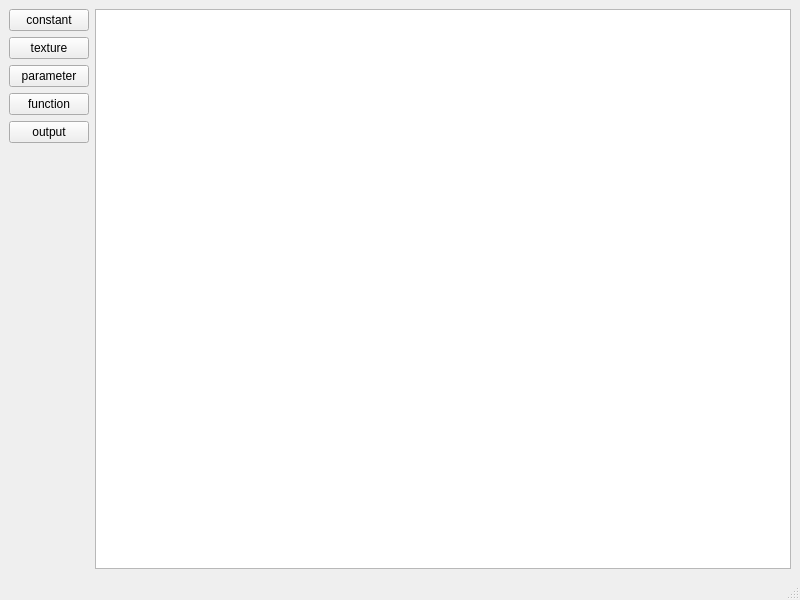
Qt form material_editor/mainwindow.ui (xaphier/Eternal-Lands) before a commit.
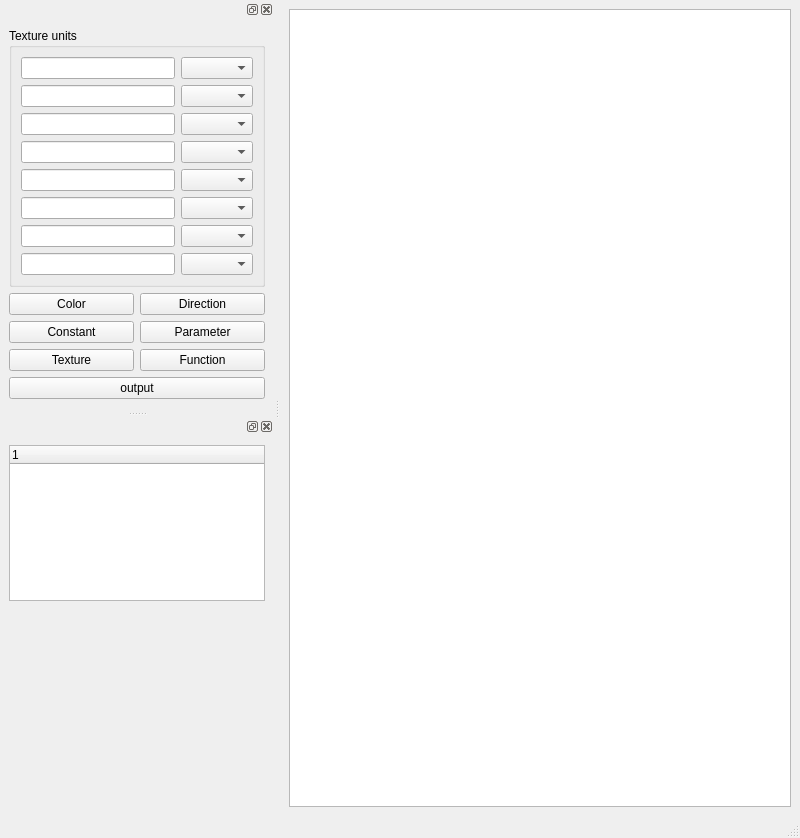
The same form after that commit.

The edit to the form file:
```diff
--- a/material_editor/mainwindow.ui
+++ b/material_editor/mainwindow.ui
@@ -7,7 +7,7 @@
     <x>0</x>
     <y>0</y>
     <width>800</width>
-    <height>600</height>
+    <height>838</height>
    </rect>
   </property>
   <property name="windowTitle">
@@ -15,63 +15,11 @@
   </property>
   <widget class="QWidget" name="centralwidget">
    <layout class="QHBoxLayout" name="horizontalLayout">
-    <item>
-     <layout class="QVBoxLayout" name="verticalLayout">
-      <item>
-       <widget class="QPushButton" name="constant_button">
-        <property name="text">
-         <string>constant</string>
-        </property>
-       </widget>
-      </item>
-      <item>
-       <widget class="QPushButton" name="texture_button">
-        <property name="text">
-         <string>texture</string>
-        </property>
-       </widget>
-      </item>
-      <item>
-       <widget class="QPushButton" name="parameter_button">
-        <property name="text">
-         <string>parameter</string>
-        </property>
-       </widget>
-      </item>
-      <item>
-       <widget class="QPushButton" name="function_button">
-        <property name="text">
-         <string>function</string>
-        </property>
-       </widget>
-      </item>
-      <item>
-       <widget class="QPushButton" name="output_button">
-        <property name="text">
-         <string>output</string>
-        </property>
-       </widget>
-      </item>
-      <item>
-       <spacer name="verticalSpacer">
-        <property name="orientation">
-         <enum>Qt::Vertical</enum>
-        </property>
-        <property name="sizeHint" stdset="0">
-         <size>
-          <width>20</width>
-          <height>40</height>
-         </size>
-        </property>
-       </spacer>
-      </item>
-     </layout>
-    </item>
     <item>
      <widget class="QGraphicsView" name="graphicsView">
       <property name="font">
        <font>
-        <pointsize>19</pointsize>
+        <pointsize>11</pointsize>
        </font>
       </property>
      </widget>
@@ -89,6 +37,162 @@
    </property>
   </widget>
   <widget class="QStatusBar" name="statusbar"/>
+  <widget class="QDockWidget" name="dockWidget">
+   <attribute name="dockWidgetArea">
+    <number>1</number>
+   </attribute>
+   <widget class="QWidget" name="dockWidgetContents">
+    <layout class="QGridLayout" name="gridLayout">
+     <item row="8" column="0" colspan="2">
+      <widget class="QPushButton" name="output_button">
+       <property name="text">
+        <string>output</string>
+       </property>
+      </widget>
+     </item>
+     <item row="9" column="0" colspan="2">
+      <spacer name="verticalSpacer">
+       <property name="orientation">
+        <enum>Qt::Vertical</enum>
+       </property>
+       <property name="sizeHint" stdset="0">
+        <size>
+         <width>20</width>
+         <height>40</height>
+        </size>
+       </property>
+      </spacer>
+     </item>
+     <item row="0" column="0" colspan="2">
+      <widget class="QGroupBox" name="groupBox">
+       <property name="title">
+        <string>Texture units</string>
+       </property>
+       <layout class="QGridLayout" name="gridLayout_2">
+        <item row="0" column="0">
+         <widget class="QLineEdit" name="texture_unit_name_0"/>
+        </item>
+        <item row="0" column="1">
+         <widget class="QComboBox" name="texture_unit_type_0"/>
+        </item>
+        <item row="1" column="0">
+         <widget class="QLineEdit" name="texture_unit_name_1"/>
+        </item>
+        <item row="2" column="0">
+         <widget class="QLineEdit" name="texture_unit_name_2"/>
+        </item>
+        <item row="3" column="0">
+         <widget class="QLineEdit" name="texture_unit_name_3"/>
+        </item>
+        <item row="4" column="0">
+         <widget class="QLineEdit" name="texture_unit_name_4"/>
+        </item>
+        <item row="5" column="0">
+         <widget class="QLineEdit" name="texture_unit_name_5"/>
+        </item>
+        <item row="6" column="0">
+         <widget class="QLineEdit" name="texture_unit_name_6"/>
+        </item>
+        <item row="7" column="0">
+         <widget class="QLineEdit" name="texture_unit_name_7"/>
+        </item>
+        <item row="1" column="1">
+         <widget class="QComboBox" name="texture_unit_type_1"/>
+        </item>
+        <item row="2" column="1">
+         <widget class="QComboBox" name="texture_unit_type_2"/>
+        </item>
+        <item row="3" column="1">
+         <widget class="QComboBox" name="texture_unit_type_3"/>
+        </item>
+        <item row="4" column="1">
+         <widget class="QComboBox" name="texture_unit_type_4"/>
+        </item>
+        <item row="5" column="1">
+         <widget class="QComboBox" name="texture_unit_type_5"/>
+        </item>
+        <item row="6" column="1">
+         <widget class="QComboBox" name="texture_unit_type_6"/>
+        </item>
+        <item row="7" column="1">
+         <widget class="QComboBox" name="texture_unit_type_7"/>
+        </item>
+       </layout>
+      </widget>
+     </item>
+     <item row="4" column="1">
+      <widget class="QPushButton" name="function_button">
+       <property name="text">
+        <string>Function</string>
+       </property>
+      </widget>
+     </item>
+     <item row="2" column="0">
+      <widget class="QPushButton" name="color_button">
+       <property name="text">
+        <string>Color</string>
+       </property>
+      </widget>
+     </item>
+     <item row="3" column="1">
+      <widget class="QPushButton" name="parameter_button">
+       <property name="text">
+        <string>Parameter</string>
+       </property>
+      </widget>
+     </item>
+     <item row="4" column="0">
+      <widget class="QPushButton" name="texture_button">
+       <property name="text">
+        <string>Texture</string>
+       </property>
+      </widget>
+     </item>
+     <item row="3" column="0">
+      <widget class="QPushButton" name="constant_button">
+       <property name="text">
+        <string>Constant</string>
+       </property>
+      </widget>
+     </item>
+     <item row="2" column="1">
+      <widget class="QPushButton" name="direction_button">
+       <property name="text">
+        <string>Direction</string>
+       </property>
+      </widget>
+     </item>
+    </layout>
+   </widget>
+  </widget>
+  <widget class="QDockWidget" name="dockWidget_2">
+   <attribute name="dockWidgetArea">
+    <number>1</number>
+   </attribute>
+   <widget class="QWidget" name="dockWidgetContents_2">
+    <layout class="QVBoxLayout" name="verticalLayout">
+     <item>
+      <widget class="QTreeWidget" name="parameters">
+       <column>
+        <property name="text">
+         <string notr="true">1</string>
+        </property>
+       </column>
+      </widget>
+     </item>
+     <item>
+      <widget class="QWidget" name="widget" native="true">
+       <property name="minimumSize">
+        <size>
+         <width>200</width>
+         <height>200</height>
+        </size>
+       </property>
+      </widget>
+     </item>
+    </layout>
+   </widget>
+  </widget>
  </widget>
  <resources/>
  <connections/>
```
Left out of the diff: 4 changed lines with no effect on the pictures.
